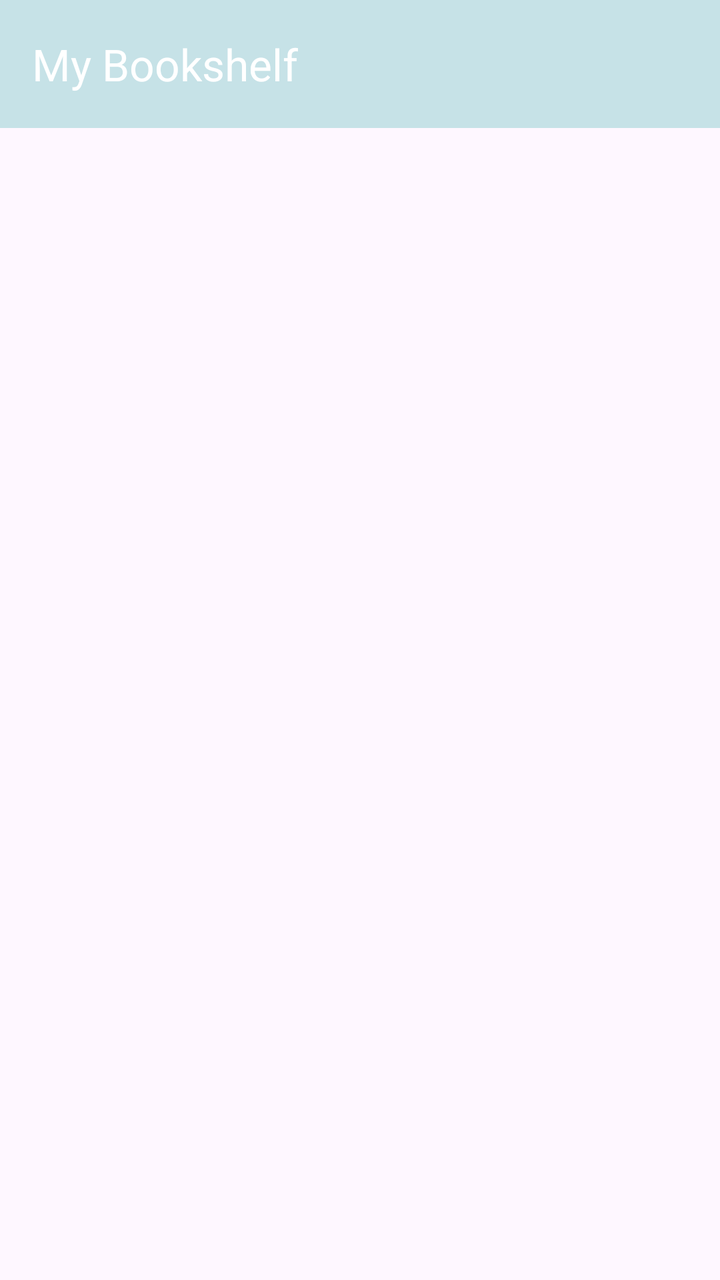
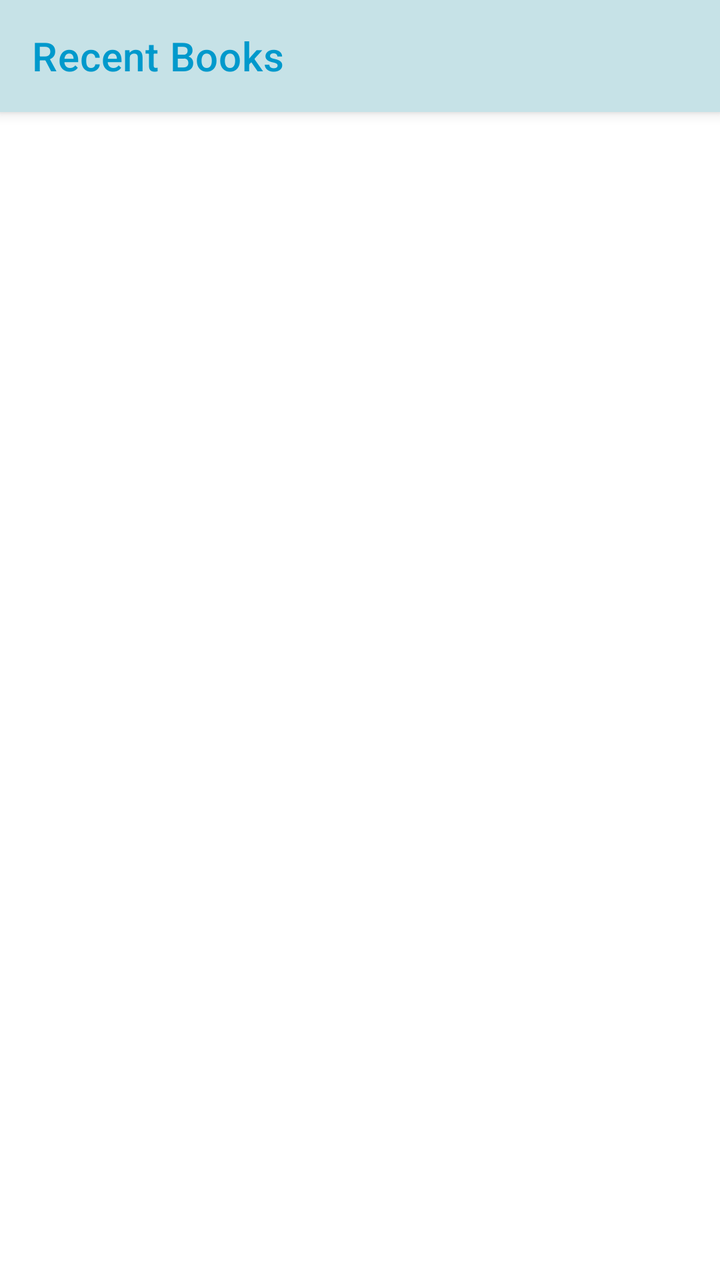

Compare the two renders of this Android layout. The source of the first and the diff that turns it into the second are given below.
<!-- AndroidManifest.xml: application theme Theme.RecipeBookReader -->
<!-- res/layout/activity_recent_files.xml -->
<?xml version="1.0" encoding="utf-8"?>
<androidx.drawerlayout.widget.DrawerLayout
    xmlns:android="http://schemas.android.com/apk/res/android"
    xmlns:app="http://schemas.android.com/apk/res-auto"
    android:id="@+id/drawer_layout"
    android:layout_width="match_parent"
    android:layout_height="match_parent"
    android:fitsSystemWindows="true">

    <androidx.coordinatorlayout.widget.CoordinatorLayout
        android:layout_width="match_parent"
        android:layout_height="match_parent">

        <com.google.android.material.appbar.AppBarLayout
            android:layout_width="match_parent"
            android:layout_height="wrap_content"
            android:background="@color/pastel_blue">

            <androidx.appcompat.widget.Toolbar
                android:id="@+id/toolbar"
                android:layout_width="match_parent"
                android:layout_height="?attr/actionBarSize"
                app:title="My Bookshelf"
                app:titleTextColor="@android:color/white" />
        </com.google.android.material.appbar.AppBarLayout>

        <androidx.recyclerview.widget.RecyclerView
            android:id="@+id/recentRecyclerView"
            android:layout_width="match_parent"
            android:layout_height="match_parent"
            app:layout_behavior="@string/appbar_scrolling_view_behavior"
            android:padding="8dp" />

    </androidx.coordinatorlayout.widget.CoordinatorLayout>

    <androidx.fragment.app.FragmentContainerView
        android:id="@+id/control_drawer_container"
        android:name="apk.hurnell.recipebookreader.ui.ControlFragment"
        android:layout_width="300dp"
        android:layout_height="match_parent"
        android:layout_gravity="start"
        android:fitsSystemWindows="true"
        android:background="@android:color/white" />

</androidx.drawerlayout.widget.DrawerLayout>
<!-- resources referenced by this layout -->
<resources>
  <color name="pastel_blue">#FFC6E2E7</color>
  <style name="Theme.RecipeBookReader" parent="Base.Theme.RecipeBookReader" />
  <style name="Base.Theme.RecipeBookReader" parent="Theme.Material3.DayNight.NoActionBar">
          
          
  
      </style>
</resources>

<!-- the commit's change to res/layout/activity_recent_files.xml (unified diff, before → after) -->
@@ -20,8 +20,8 @@
                 android:id="@+id/toolbar"
                 android:layout_width="match_parent"
                 android:layout_height="?attr/actionBarSize"
-                app:title="My Bookshelf"
-                app:titleTextColor="@android:color/white" />
+                app:title="Recent Books"
+                app:titleTextColor="@android:color/holo_blue_dark" />
         </com.google.android.material.appbar.AppBarLayout>
 
         <androidx.recyclerview.widget.RecyclerView
<!-- resource entries referenced after the edit -->
@@ -1,11 +1,10 @@
 <!-- resources referenced by this layout -->
 <resources>
   <color name="pastel_blue">#FFC6E2E7</color>
-  <style name="Theme.RecipeBookReader" parent="Base.Theme.RecipeBookReader" />
-  <style name="Base.Theme.RecipeBookReader" parent="Theme.Material3.DayNight.NoActionBar">
-          
-          
-  
+  <style name="Theme.RecipeBookReader" parent="Theme.MaterialComponents.DayNight.NoActionBar">
+          <item name="colorPrimary">@color/pastel_blue</item>
+          <item name="android:statusBarColor">@android:color/transparent</item>
+          <item name="android:windowDrawsSystemBarBackgrounds">true</item>
       </style>
 </resources>
 
